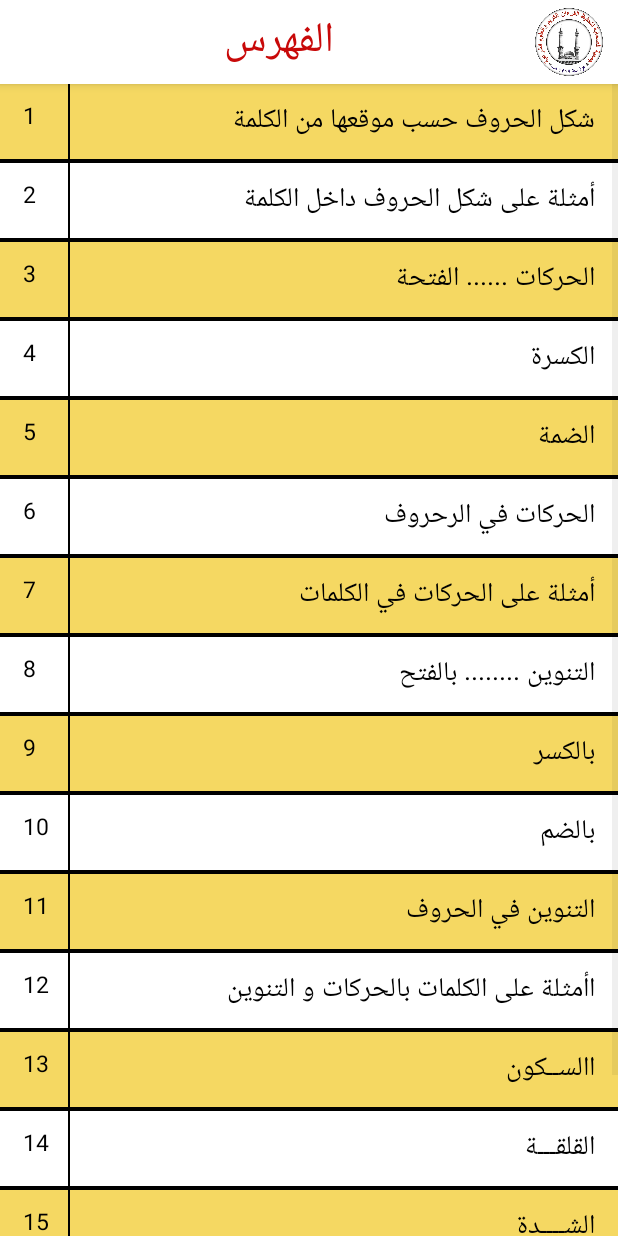
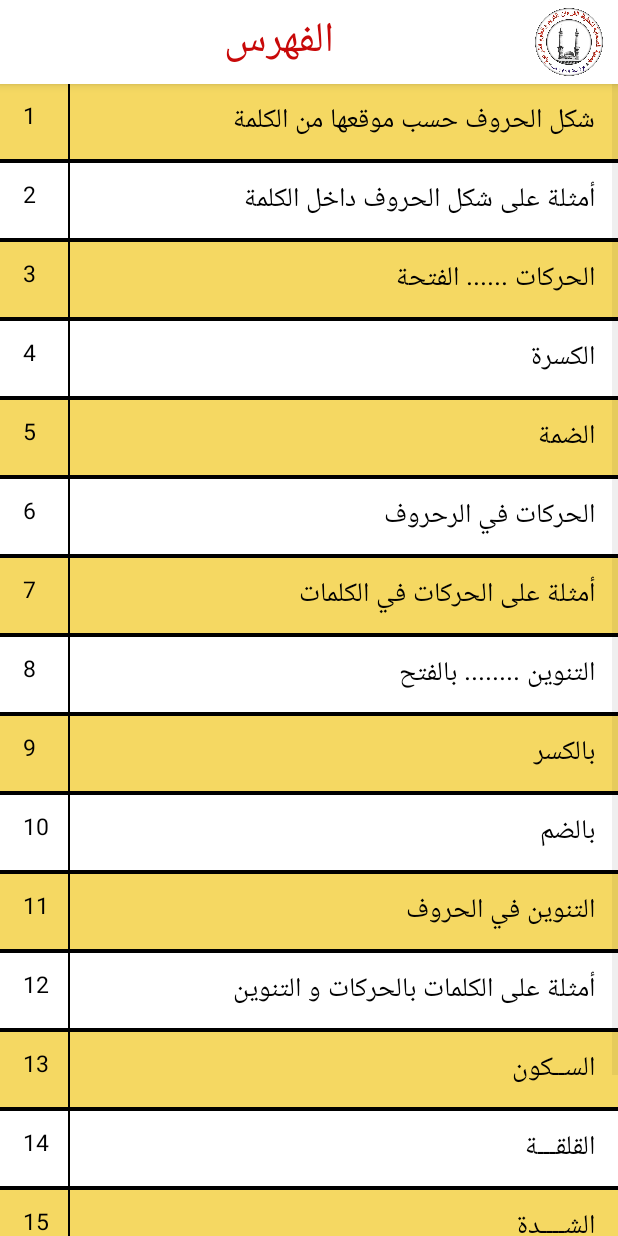
Before and after one commit to EngIbrahimIssa/HebaProject, an Android app: the MenuActivity screen opened directly, with no data from a screen before it, on a phone screen of 412 x 824 dp. Run offline under Robolectric (Android 15) with nearby library versions, the phone set to English and light mode, and no system bars.

Commit message:
version code +4

```diff
--- a/app/src/main/java/com/example/finalproject/MenuActivity.java
+++ b/app/src/main/java/com/example/finalproject/MenuActivity.java
@@ -44,8 +44,8 @@ public class MenuActivity extends AppCompatActivity {
         dataModels.add(new DataModel("بالكسر",""));
         dataModels.add(new DataModel("بالضم",""));
         dataModels.add(new DataModel("التنوين في الحروف",""));
-        dataModels.add(new DataModel("اأمثلة على الكلمات بالحركات و التنوين",""));
-        dataModels.add(new DataModel("االســكون",""));
+        dataModels.add(new DataModel("أمثلة على الكلمات بالحركات و التنوين",""));
+        dataModels.add(new DataModel("الســكون",""));
         dataModels.add(new DataModel("القلقـــة",""));
         dataModels.add(new DataModel("الشــــدة",""));
         dataModels.add(new DataModel("الغنــــة",""));
```
